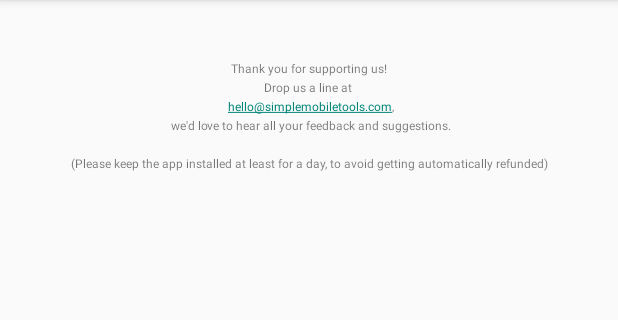
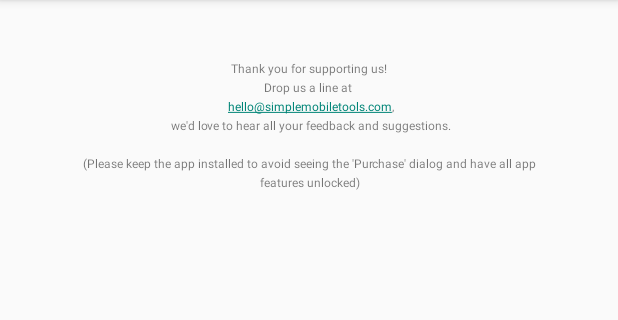
Before and after one commit to SimpleMobileTools/Simple-Thank-You, an Android app: the MainActivity screen opened directly, with no data from a screen before it, on a phone screen of 412 x 824 dp, the part 84-404 px from its top. Run offline under Robolectric (Android 15) with nearby library versions, the phone set to English and light mode, and no system bars; libraries missing offline, so code that uses them is left out: com.simplemobiletools.commons; plain views replace MyTextView; 5 statements that could not run were skipped.

Commit message:
updating the Thank You text

```diff
--- a/app/src/main/res/values/strings.xml
+++ b/app/src/main/res/values/strings.xml
@@ -1,7 +1,7 @@
 <resources>
     <string name="app_name">Simple Thank You</string>
     <string name="app_launcher_name">Thank You</string>
-    <string name="main_text">Thank you for supporting us!\nDrop us a line at \n hello@simplemobiletools.com,\n we\'d love to hear all your feedback and suggestions.\n\n(Please keep the app installed at least for a day, to avoid getting automatically refunded)</string>
+    <string name="main_text">Thank you for supporting us!\nDrop us a line at \n hello@simplemobiletools.com,\n we\'d love to hear all your feedback and suggestions.\n\n(Please keep the app installed to avoid seeing the \'Purchase\' dialog and have all app features unlocked)</string>
 
     <!-- Settings -->
     <string name="hide_launcher_icon">Hide the launcher icon</string>
@@ -21,4 +21,9 @@
 
         This app is just one piece of a bigger series of apps. You can find the rest of them at http://www.simplemobiletools.com
     </string>
+
+    <!--
+        Haven't found some strings? There's more at
+        https://github.com/SimpleMobileTools/Simple-Commons/tree/master/commons/src/main/res
+    -->
 </resources>
```
Also changed, not shown: 13 other files.
